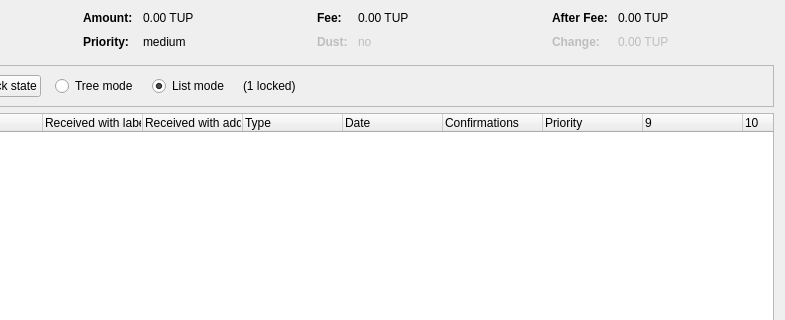
The window that src/qt/forms/coincontroldialog.ui (wealth-coin/TenUp) describes before a commit, drawn with Qt 5; both pictures show x 169 to 954 and y 0 to 320 of the 954 by 500 pixel window.
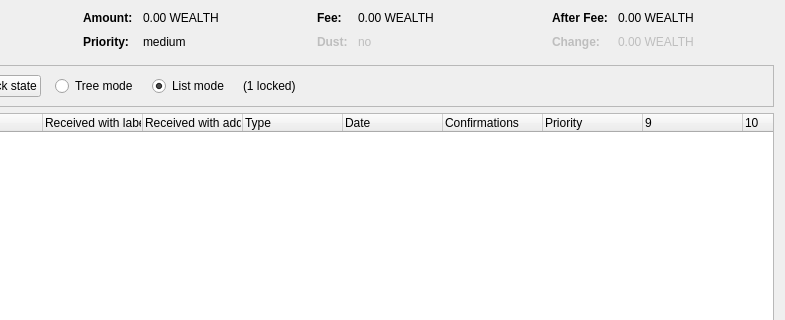
The same window after the commit. Custom widgets are drawn as their Qt base class.

Patch:
```diff
--- a/src/qt/forms/coincontroldialog.ui
+++ b/src/qt/forms/coincontroldialog.ui
@@ -132,7 +132,7 @@
           <enum>Qt::ActionsContextMenu</enum>
          </property>
          <property name="text">
-          <string notr="true">0.00 TUP</string>
+          <string notr="true">0.00 WEALTH</string>
          </property>
          <property name="textInteractionFlags">
           <set>Qt::LinksAccessibleByMouse|Qt::TextSelectableByKeyboard|Qt::TextSelectableByMouse</set>
@@ -206,7 +206,7 @@
           <enum>Qt::ActionsContextMenu</enum>
          </property>
          <property name="text">
-          <string notr="true">0.00 TUP</string>
+          <string notr="true">0.00 WEALTH</string>
          </property>
          <property name="textInteractionFlags">
           <set>Qt::LinksAccessibleByMouse|Qt::TextSelectableByKeyboard|Qt::TextSelectableByMouse</set>
@@ -286,7 +286,7 @@
           <enum>Qt::ActionsContextMenu</enum>
          </property>
          <property name="text">
-          <string notr="true">0.00 TUP</string>
+          <string notr="true">0.00 WEALTH</string>
          </property>
          <property name="textInteractionFlags">
           <set>Qt::LinksAccessibleByMouse|Qt::TextSelectableByKeyboard|Qt::TextSelectableByMouse</set>
@@ -321,7 +321,7 @@
           <enum>Qt::ActionsContextMenu</enum>
          </property>
          <property name="text">
-          <string notr="true">0.00 TUP</string>
+          <string notr="true">0.00 WEALTH</string>
          </property>
          <property name="textInteractionFlags">
           <set>Qt::LinksAccessibleByMouse|Qt::TextSelectableByKeyboard|Qt::TextSelectableByMouse</set>
```
